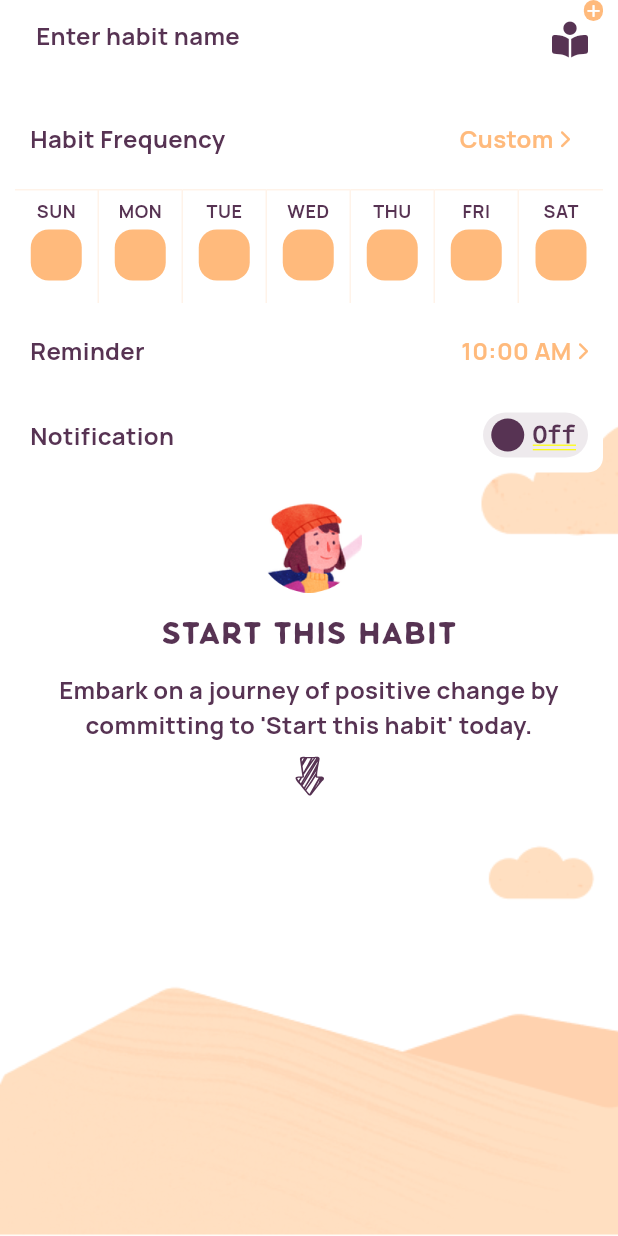
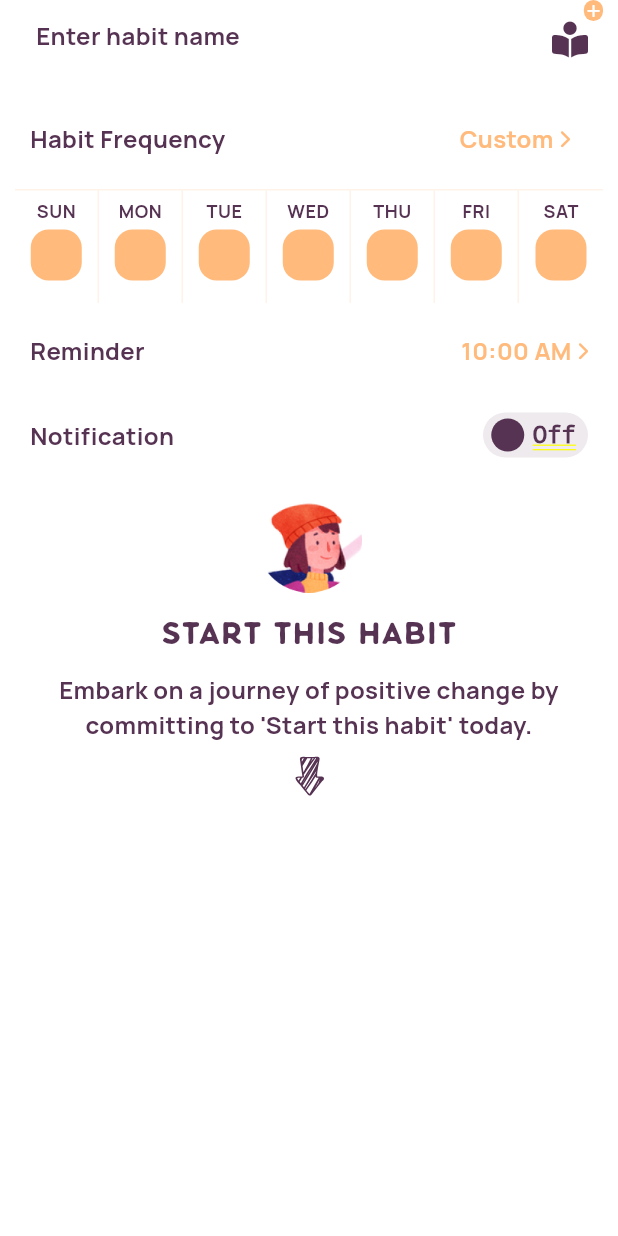
Before and after one commit to SourishBiswas23/habit_builder, a Flutter app: the NewHabitScreen screen opened by its route, on a phone screen of 412 x 824 dp. Run offline on Flutter 3.47's test engine with Material 3 defaults, Android fonts, the phone set to English and light mode, and no system bars; drawn by our look-alikes of flutter_switch; our stand-ins replace bloc, equatable, flutter_bloc, flutter_svg, font_awesome_flutter, logger and 1 more.

Commit message:
Fixed the new habit screen overflowing issue

```diff
--- a/lib/views/bottom_nav_bar/bottom_nav_bar.dart
+++ b/lib/views/bottom_nav_bar/bottom_nav_bar.dart
@@ -104,6 +104,7 @@ class _BottomNavBarState extends State<BottomNavBar> {
               ),
             ),
           ),
+          resizeToAvoidBottomInset: false,
           floatingActionButtonLocation:
               FloatingActionButtonLocation.miniCenterDocked,
           bottomNavigationBar: ClipPath(
--- a/lib/views/new_habit_screen/new_habit_screen.dart
+++ b/lib/views/new_habit_screen/new_habit_screen.dart
@@ -11,16 +11,8 @@ class NewHabitScreen extends StatelessWidget {
 
   @override
   Widget build(BuildContext context) {
-    return Stack(
-      children: [
-        Positioned(
-          bottom: 0,
-          child: Image.asset(
-            'assets/images/background.png',
-            fit: BoxFit.cover,
-          ),
-        ),
-        const Padding(
+    return const SingleChildScrollView(
+      child: Padding(
         padding: EdgeInsets.symmetric(horizontal: 10),
         child: Column(
           mainAxisSize: MainAxisSize.min,
@@ -34,11 +26,9 @@ class NewHabitScreen extends StatelessWidget {
             Nofitications(),
             SizedBox(height: 10),
             StartHabitDialouge(),
-              Spacer()
           ],
         ),
       ),
-      ],
     );
   }
 }
```
Lines whose indentation alone changed are shown as unchanged.
